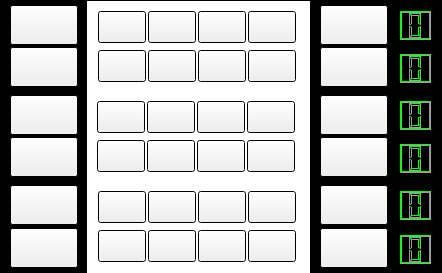
Old version of the form catchrobo_gui/src/ui/red_box.ui in the repository catchrobo2021/catchrobo_robot.
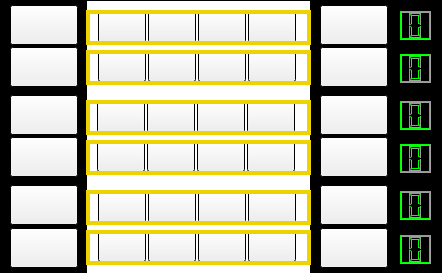
New version of the form.

```diff
--- a/catchrobo_gui/src/ui/red_box.ui
+++ b/catchrobo_gui/src/ui/red_box.ui
@@ -1833,6 +1833,360 @@
     <bool>false</bool>
    </property>
   </widget>
+  <widget class="QFrame" name="frm0">
+   <property name="geometry">
+    <rect>
+     <x>86</x>
+     <y>10</y>
+     <width>225</width>
+     <height>35</height>
+    </rect>
+   </property>
+   <property name="palette">
+    <palette>
+     <active>
+      <colorrole role="WindowText">
+       <brush brushstyle="SolidPattern">
+        <color alpha="255">
+         <red>237</red>
+         <green>212</green>
+         <blue>0</blue>
+        </color>
+       </brush>
+      </colorrole>
+     </active>
+     <inactive>
+      <colorrole role="WindowText">
+       <brush brushstyle="SolidPattern">
+        <color alpha="255">
+         <red>237</red>
+         <green>212</green>
+         <blue>0</blue>
+        </color>
+       </brush>
+      </colorrole>
+     </inactive>
+     <disabled>
+      <colorrole role="WindowText">
+       <brush brushstyle="SolidPattern">
+        <color alpha="255">
+         <red>190</red>
+         <green>190</green>
+         <blue>190</blue>
+        </color>
+       </brush>
+      </colorrole>
+     </disabled>
+    </palette>
+   </property>
+   <property name="frameShape">
+    <enum>QFrame::Box</enum>
+   </property>
+   <property name="frameShadow">
+    <enum>QFrame::Plain</enum>
+   </property>
+   <property name="lineWidth">
+    <number>4</number>
+   </property>
+   <property name="midLineWidth">
+    <number>20</number>
+   </property>
+  </widget>
+  <widget class="QFrame" name="frm1">
+   <property name="geometry">
+    <rect>
+     <x>86</x>
+     <y>50</y>
+     <width>225</width>
+     <height>35</height>
+    </rect>
+   </property>
+   <property name="palette">
+    <palette>
+     <active>
+      <colorrole role="WindowText">
+       <brush brushstyle="SolidPattern">
+        <color alpha="255">
+         <red>237</red>
+         <green>212</green>
+         <blue>0</blue>
+        </color>
+       </brush>
+      </colorrole>
+     </active>
+     <inactive>
+      <colorrole role="WindowText">
+       <brush brushstyle="SolidPattern">
+        <color alpha="255">
+         <red>237</red>
+         <green>212</green>
+         <blue>0</blue>
+        </color>
+       </brush>
+      </colorrole>
+     </inactive>
+     <disabled>
+      <colorrole role="WindowText">
+       <brush brushstyle="SolidPattern">
+        <color alpha="255">
+         <red>190</red>
+         <green>190</green>
+         <blue>190</blue>
+        </color>
+       </brush>
+      </colorrole>
+     </disabled>
+    </palette>
+   </property>
+   <property name="frameShape">
+    <enum>QFrame::Box</enum>
+   </property>
+   <property name="frameShadow">
+    <enum>QFrame::Plain</enum>
+   </property>
+   <property name="lineWidth">
+    <number>4</number>
+   </property>
+   <property name="midLineWidth">
+    <number>20</number>
+   </property>
+  </widget>
+  <widget class="QFrame" name="frm2">
+   <property name="geometry">
+    <rect>
+     <x>86</x>
+     <y>100</y>
+     <width>225</width>
+     <height>35</height>
+    </rect>
+   </property>
+   <property name="palette">
+    <palette>
+     <active>
+      <colorrole role="WindowText">
+       <brush brushstyle="SolidPattern">
+        <color alpha="255">
+         <red>237</red>
+         <green>212</green>
+         <blue>0</blue>
+        </color>
+       </brush>
+      </colorrole>
+     </active>
+     <inactive>
+      <colorrole role="WindowText">
+       <brush brushstyle="SolidPattern">
+        <color alpha="255">
+         <red>237</red>
+         <green>212</green>
+         <blue>0</blue>
+        </color>
+       </brush>
+      </colorrole>
+     </inactive>
+     <disabled>
+      <colorrole role="WindowText">
+       <brush brushstyle="SolidPattern">
+        <color alpha="255">
+         <red>190</red>
+         <green>190</green>
+         <blue>190</blue>
+        </color>
+       </brush>
+      </colorrole>
+     </disabled>
+    </palette>
+   </property>
+   <property name="frameShape">
+    <enum>QFrame::Box</enum>
+   </property>
+   <property name="frameShadow">
+    <enum>QFrame::Plain</enum>
+   </property>
+   <property name="lineWidth">
+    <number>4</number>
+   </property>
+   <property name="midLineWidth">
+    <number>20</number>
+   </property>
+  </widget>
+  <widget class="QFrame" name="frm3">
+   <property name="geometry">
+    <rect>
+     <x>86</x>
+     <y>140</y>
+     <width>225</width>
+     <height>35</height>
+    </rect>
+   </property>
+   <property name="palette">
+    <palette>
+     <active>
+      <colorrole role="WindowText">
+       <brush brushstyle="SolidPattern">
+        <color alpha="255">
+         <red>237</red>
+         <green>212</green>
+         <blue>0</blue>
+        </color>
+       </brush>
+      </colorrole>
+     </active>
+     <inactive>
+      <colorrole role="WindowText">
+       <brush brushstyle="SolidPattern">
+        <color alpha="255">
+         <red>237</red>
+         <green>212</green>
+         <blue>0</blue>
+        </color>
+       </brush>
+      </colorrole>
+     </inactive>
+     <disabled>
+      <colorrole role="WindowText">
+       <brush brushstyle="SolidPattern">
+        <color alpha="255">
+         <red>190</red>
+         <green>190</green>
+         <blue>190</blue>
+        </color>
+       </brush>
+      </colorrole>
+     </disabled>
+    </palette>
+   </property>
+   <property name="frameShape">
+    <enum>QFrame::Box</enum>
+   </property>
+   <property name="frameShadow">
+    <enum>QFrame::Plain</enum>
+   </property>
+   <property name="lineWidth">
+    <number>4</number>
+   </property>
+   <property name="midLineWidth">
+    <number>20</number>
+   </property>
+  </widget>
+  <widget class="QFrame" name="frm4">
+   <property name="geometry">
+    <rect>
+     <x>86</x>
+     <y>190</y>
+     <width>225</width>
+     <height>35</height>
+    </rect>
+   </property>
+   <property name="palette">
+    <palette>
+     <active>
+      <colorrole role="WindowText">
+       <brush brushstyle="SolidPattern">
+        <color alpha="255">
+         <red>237</red>
+         <green>212</green>
+         <blue>0</blue>
+        </color>
+       </brush>
+      </colorrole>
+     </active>
+     <inactive>
+      <colorrole role="WindowText">
+       <brush brushstyle="SolidPattern">
+        <color alpha="255">
+         <red>237</red>
+         <green>212</green>
+         <blue>0</blue>
+        </color>
+       </brush>
+      </colorrole>
+     </inactive>
+     <disabled>
+      <colorrole role="WindowText">
+       <brush brushstyle="SolidPattern">
+        <color alpha="255">
+         <red>190</red>
+         <green>190</green>
+         <blue>190</blue>
+        </color>
+       </brush>
+      </colorrole>
+     </disabled>
+    </palette>
+   </property>
+   <property name="frameShape">
+    <enum>QFrame::Box</enum>
+   </property>
+   <property name="frameShadow">
+    <enum>QFrame::Plain</enum>
+   </property>
+   <property name="lineWidth">
+    <number>4</number>
+   </property>
+   <property name="midLineWidth">
+    <number>20</number>
+   </property>
+  </widget>
+  <widget class="QFrame" name="frm5">
+   <property name="geometry">
+    <rect>
+     <x>86</x>
+     <y>230</y>
+     <width>225</width>
+     <height>35</height>
+    </rect>
+   </property>
+   <property name="palette">
+    <palette>
+     <active>
+      <colorrole role="WindowText">
+       <brush brushstyle="SolidPattern">
+        <color alpha="255">
+         <red>237</red>
+         <green>212</green>
+         <blue>0</blue>
+        </color>
+       </brush>
+      </colorrole>
+     </active>
+     <inactive>
+      <colorrole role="WindowText">
+       <brush brushstyle="SolidPattern">
+        <color alpha="255">
+         <red>237</red>
+         <green>212</green>
+         <blue>0</blue>
+        </color>
+       </brush>
+      </colorrole>
+     </inactive>
+     <disabled>
+      <colorrole role="WindowText">
+       <brush brushstyle="SolidPattern">
+        <color alpha="255">
+         <red>190</red>
+         <green>190</green>
+         <blue>190</blue>
+        </color>
+       </brush>
+      </colorrole>
+     </disabled>
+    </palette>
+   </property>
+   <property name="frameShape">
+    <enum>QFrame::Box</enum>
+   </property>
+   <property name="frameShadow">
+    <enum>QFrame::Plain</enum>
+   </property>
+   <property name="lineWidth">
+    <number>4</number>
+   </property>
+   <property name="midLineWidth">
+    <number>20</number>
+   </property>
+  </widget>
  </widget>
  <layoutdefault spacing="6" margin="11"/>
  <resources/>
```
